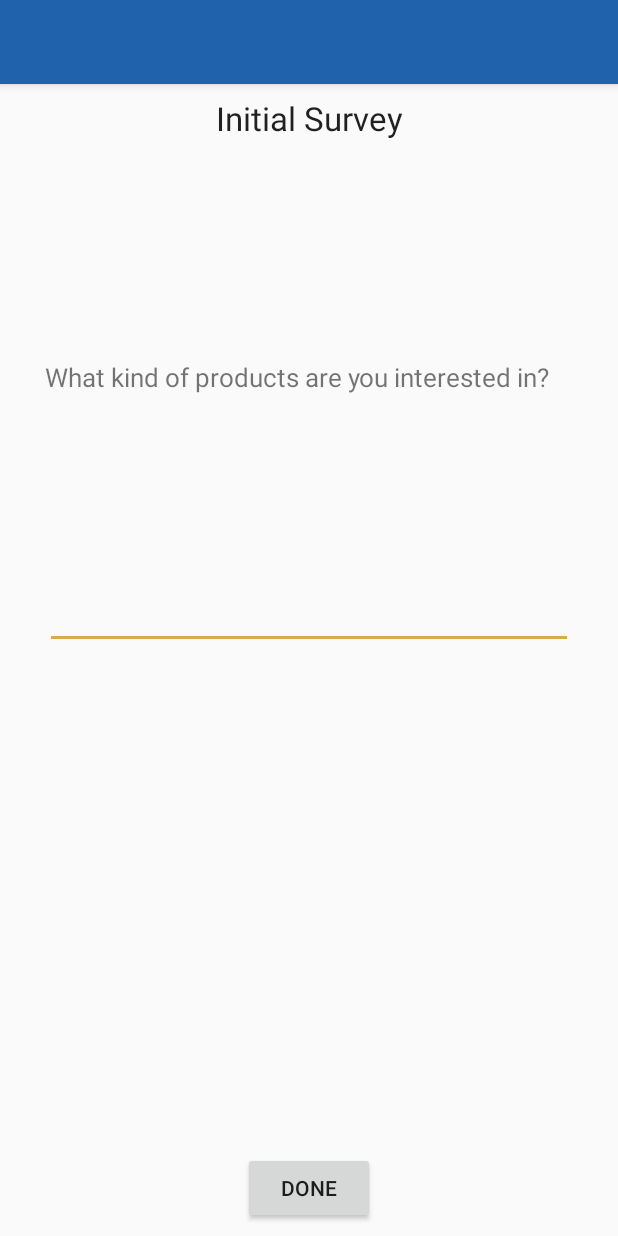
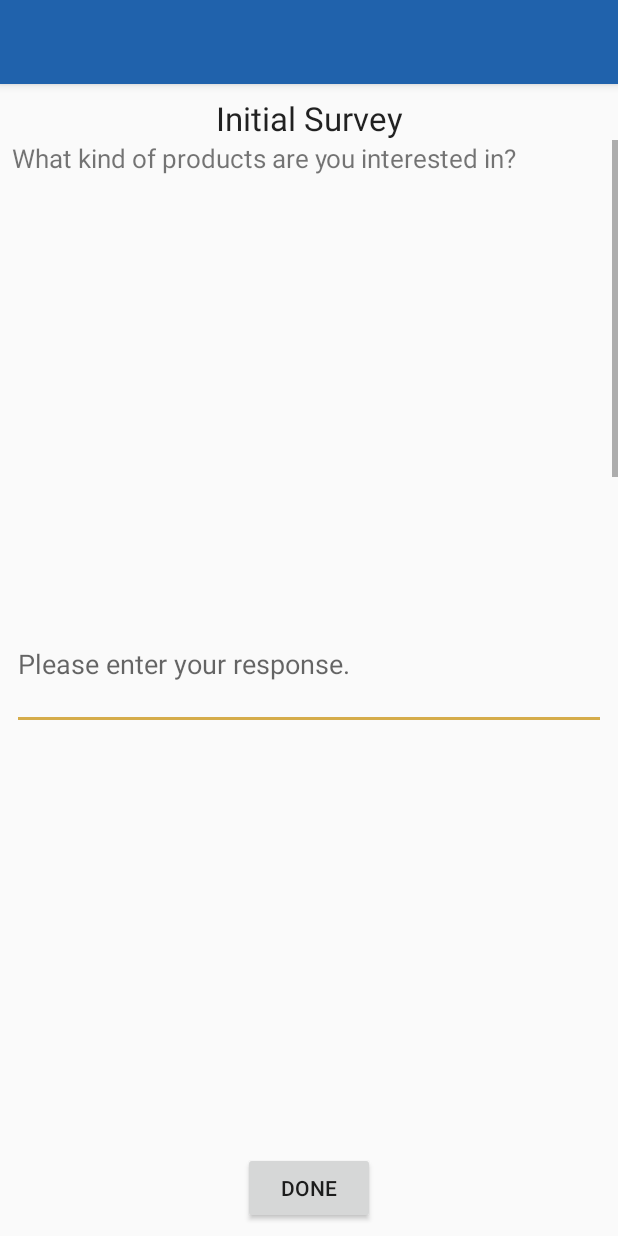
Before and after one commit to SummerProgram2018/Pandaroo-convo, an Android app: the InitialSurveyActivity screen opened directly, with no data from a screen before it, on a phone screen of 412 x 824 dp. Run offline under Robolectric (Android 15) with nearby library versions, the phone set to English and light mode, and no system bars.

Commit message:
Survey Structure and fornt end initialisation done.

```diff
--- a/convo-android/app/src/main/java/com/example/jam/pandaroo_convo/InitialSurveyActivity.java
+++ b/convo-android/app/src/main/java/com/example/jam/pandaroo_convo/InitialSurveyActivity.java
@@ -28,6 +28,7 @@ public class InitialSurveyActivity extends AppCompatActivity {
         recyclerView.setHasFixedSize(true);
 
         recyclerView.setAdapter(adapter);
+
     }
 
     public void completeSurvey(View view) {
--- a/convo-android/app/src/main/res/layout/activity_initial_survey.xml
+++ b/convo-android/app/src/main/res/layout/activity_initial_survey.xml
@@ -22,7 +22,7 @@
         android:layout_marginEnd="8dp"
         android:layout_marginStart="8dp"
         android:layout_marginTop="8dp"
-        android:text="Initial Survey"
+        android:text="@string/initial_survey"
         android:textAppearance="@android:style/TextAppearance.Material.Large"
         app:layout_constraintEnd_toEndOf="parent"
         app:layout_constraintStart_toStartOf="parent"
@@ -35,7 +35,7 @@
         android:layout_marginBottom="8dp"
         android:layout_marginEnd="8dp"
         android:layout_marginStart="8dp"
-        android:text="Done"
+        android:text="@string/done"
         android:onClick="completeSurvey"
         app:layout_constraintBottom_toBottomOf="parent"
         app:layout_constraintEnd_toEndOf="parent"
@@ -43,11 +43,9 @@
 
     <android.support.v7.widget.RecyclerView
         android:id="@+id/initSurveyView"
-        android:layout_width="368dp"
-        android:layout_height="401dp"
-        android:layout_marginBottom="8dp"
-        android:layout_marginEnd="8dp"
-        android:layout_marginStart="8dp"
+        android:scrollbars="vertical"
+        android:layout_width="0dp"
+        android:layout_height="0dp"
         app:layout_constraintBottom_toTopOf="@+id/buttonDone"
         app:layout_constraintEnd_toEndOf="parent"
         app:layout_constraintStart_toStartOf="parent"
--- a/convo-android/app/src/main/res/layout/question_multiline.xml
+++ b/convo-android/app/src/main/res/layout/question_multiline.xml
@@ -2,7 +2,6 @@
 <android.support.constraint.ConstraintLayout
     xmlns:android="http://schemas.android.com/apk/res/android"
     xmlns:app="http://schemas.android.com/apk/res-auto"
-    xmlns:tools="http://schemas.android.com/tools"
     android:layout_width="match_parent"
     android:layout_height="match_parent">
 
@@ -12,10 +11,7 @@
         android:layout_height="wrap_content"
         android:layout_marginEnd="8dp"
         android:layout_marginStart="8dp"
-        android:layout_marginTop="8dp"
-        android:paddingBottom="5dp"
-        android:paddingTop="5dp"
-        android:textSize="17dp"
+        android:textSize="17sp"
         app:layout_constraintEnd_toEndOf="parent"
         app:layout_constraintStart_toStartOf="parent"
         app:layout_constraintTop_toTopOf="parent" />
@@ -23,16 +19,16 @@
 
     <EditText
         android:layout_width="match_parent"
-        android:layout_height="156dp"
+        android:layout_height="wrap_content"
         android:layout_marginEnd="8dp"
         android:layout_marginStart="8dp"
-        android:layout_marginTop="8dp"
-        android:gravity="top|left"
         android:inputType="textMultiLine"
-        android:lines="8"
-        android:maxLines="10"
-        android:minLines="6"
+        android:lines="4"
+        android:maxLines="5"
+        android:minLines="3"
         android:scrollbars="vertical"
+        android:hint="@string/entry_hint"
+        app:layout_constraintBottom_toBottomOf="parent"
         app:layout_constraintEnd_toEndOf="parent"
         app:layout_constraintStart_toStartOf="parent"
         app:layout_constraintTop_toBottomOf="@+id/lblListItem" />
--- a/convo-android/app/src/main/res/values/strings.xml
+++ b/convo-android/app/src/main/res/values/strings.xml
@@ -1,4 +1,8 @@
 <resources>
     <string name="app_name">Convo</string>
     <string name="title_activity_discussion">DiscussionActivity</string>
+    <string name="initial_survey">Initial Survey</string>
+    <string name="done">Done</string>
+    <string name="entry_hint">Please enter your response.</string>
+    <string name="post_survey_title">Post Discussion Survey</string>
 </resources>
```
Also changed, not shown: convo-android/app/src/main/java/com/example/jam/pandaroo_convo/PostSurveyActivity.java (+17 -0 lines), convo-android/app/src/main/res/layout/activity_post_survey.xml (+13 -2 lines).
